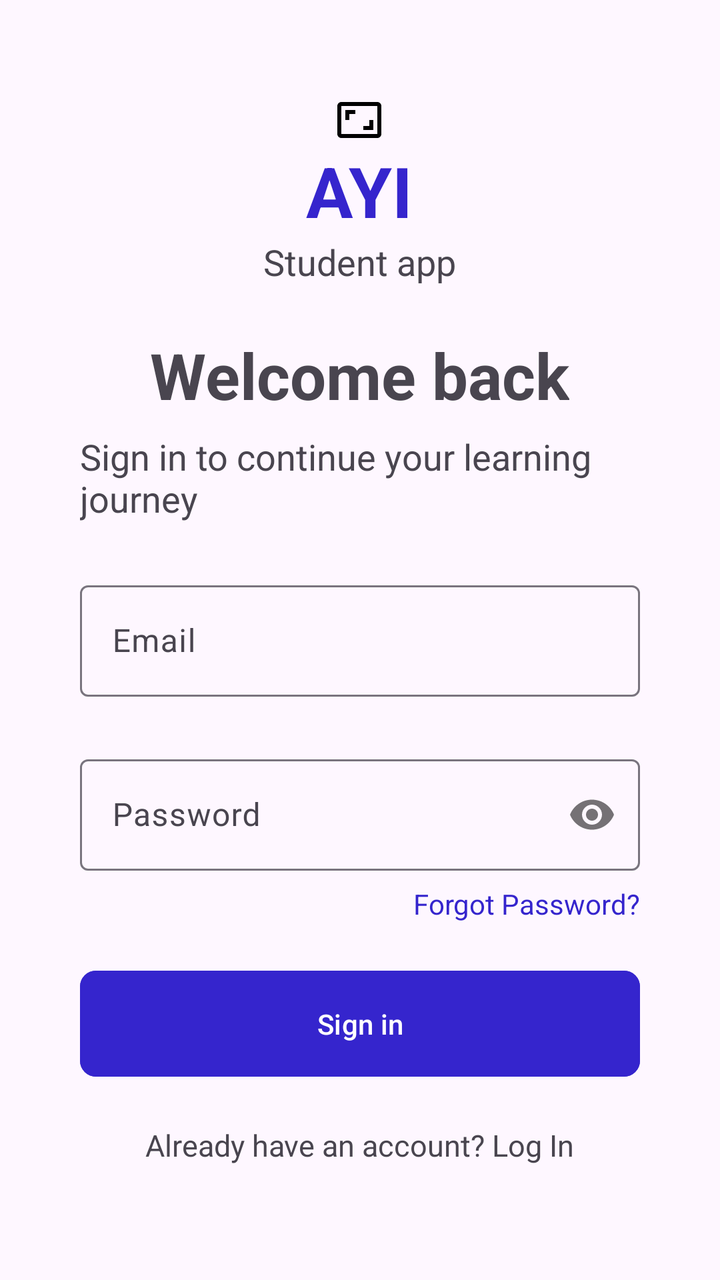
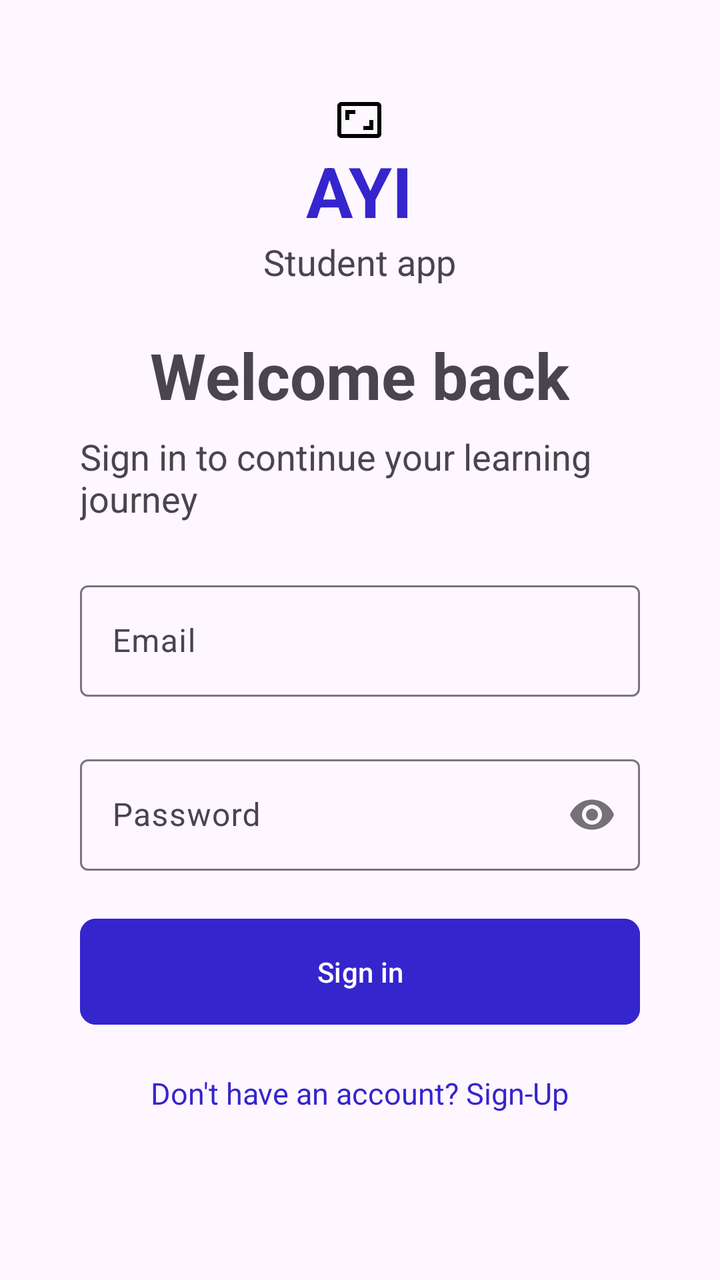

The first picture is an Android layout as it rendered before a commit; the second is the same layout after the commit. The layout source and the unified diff follow.
<!-- AndroidManifest.xml: application theme Theme.MyTutor -->
<!-- res/layout/activity_login.xml -->
<?xml version="1.0" encoding="utf-8"?>
<LinearLayout
    xmlns:android="http://schemas.android.com/apk/res/android"
    xmlns:app="http://schemas.android.com/apk/res-auto"
    xmlns:tools="http://schemas.android.com/tools"
    android:id="@+id/main"
    android:layout_width="match_parent"
    android:layout_height="match_parent"
    android:orientation="vertical"
    tools:context=".LoginActivity">


    <TextView
        android:layout_width="wrap_content"
        android:layout_height="wrap_content"
        android:text="AYI"
        android:textStyle="bold"
        android:textColor="@color/btn"
        android:drawableTop="@drawable/outline_aspect_ratio_24"
        android:textAllCaps="true"
        android:textSize="35sp"
        android:layout_marginTop="48dp"
        android:layout_gravity="center"/>
    <TextView
        android:layout_width="wrap_content"
        android:layout_height="wrap_content"
        android:layout_gravity="center"
        android:text="Student app"
        android:textSize="18sp"
        android:layout_marginHorizontal="40dp"/>


    <TextView
        android:layout_width="wrap_content"
        android:layout_height="wrap_content"
        android:text="Welcome back"
        android:textSize="32sp"
        android:layout_gravity="center"
        android:textStyle="bold"
        android:layout_marginTop="23dp"
        android:layout_marginHorizontal="40dp"/>
    <TextView
        android:layout_width="wrap_content"
        android:layout_height="wrap_content"
        android:text="Sign in to continue your learning journey"
        android:textSize="18sp"
        android:layout_marginTop="7.1dp"
        android:layout_marginHorizontal="40dp"/>



    <com.google.android.material.textfield.TextInputLayout
        android:layout_width="match_parent"
        android:layout_marginHorizontal="40dp"
        android:layout_marginTop="26dp"
        android:layout_height="wrap_content">
        <com.google.android.material.textfield.TextInputEditText
            android:id="@+id/email"
            android:layout_width="match_parent"
            android:layout_height="wrap_content"
            android:textColor="@color/textInput"
            android:inputType="textEmailAddress"
            android:hint="Email"/>
    </com.google.android.material.textfield.TextInputLayout>

    <com.google.android.material.textfield.TextInputLayout
        android:layout_width="match_parent"
        android:layout_marginHorizontal="40dp"
        android:layout_marginTop="26dp"
        app:passwordToggleEnabled="true"
        android:layout_height="wrap_content">
        <com.google.android.material.textfield.TextInputEditText
            android:id="@+id/password"
            android:layout_width="match_parent"
            android:layout_height="wrap_content"
            android:textColor="@color/textInput"
            android:inputType="textPassword"
            android:hint="Password"/>
    </com.google.android.material.textfield.TextInputLayout>

    <TextView
        android:layout_width="wrap_content"
        android:layout_height="wrap_content"
        android:id="@+id/forgot"
        android:text="Forgot Password?"
        android:textColor="@color/btn"
        android:textSize="14sp"
        android:layout_gravity="end"
        android:layout_marginTop="7.1dp"
        android:clickable="true"
        android:layout_marginHorizontal="40dp"/>

    <com.google.android.material.button.MaterialButton
        android:layout_width="match_parent"
        android:id="@+id/loginBtn"
        android:layout_height="61dp"
        android:layout_marginHorizontal="40dp"
        android:layout_marginTop="20dp"
        android:text="Sign in"
        android:backgroundTint="@color/btn"
        app:cornerRadius="8dp" />


    <TextView
        android:layout_width="wrap_content"
        android:layout_height="wrap_content"
        android:id="@+id/register"
        android:text="Already have an account? Log In"
        android:textSize="15sp"
        android:layout_gravity="center"
        android:layout_marginTop="20dp"
        android:clickable="true"
        android:layout_marginHorizontal="40dp"/>

</LinearLayout>
<!-- resources referenced by this layout -->
<resources>
  <color name="btn">#3525CD</color>
  <color name="textInput">#464555</color>
  <!-- drawable outline_aspect_ratio_24 (drawable) -->
  <vector xmlns:android="http://schemas.android.com/apk/res/android" android:height="24dp" android:tint="#000000" android:viewportHeight="24" android:viewportWidth="24" android:width="24dp">
        
      <path android:fillColor="@android:color/white" android:pathData="M19,12h-2v3h-3v2h5v-5zM7,9h3L10,7L5,7v5h2L7,9zM21,3L3,3c-1.1,0 -2,0.9 -2,2v14c0,1.1 0.9,2 2,2h18c1.1,0 2,-0.9 2,-2L23,5c0,-1.1 -0.9,-2 -2,-2zM21,19.01L3,19.01L3,4.99h18v14.02z"/>
      
  </vector>
  <style name="Theme.MyTutor" parent="Base.Theme.MyTutor" />
  <style name="Base.Theme.MyTutor" parent="Theme.Material3.DayNight.NoActionBar">
          
          
      </style>
</resources>

<!-- the commit's change to res/layout/activity_login.xml (unified diff, before → after) -->
@@ -78,17 +78,17 @@
             android:hint="Password"/>
     </com.google.android.material.textfield.TextInputLayout>
 
-    <TextView
-        android:layout_width="wrap_content"
-        android:layout_height="wrap_content"
-        android:id="@+id/forgot"
-        android:text="Forgot Password?"
-        android:textColor="@color/btn"
-        android:textSize="14sp"
-        android:layout_gravity="end"
-        android:layout_marginTop="7.1dp"
-        android:clickable="true"
-        android:layout_marginHorizontal="40dp"/>
+
+
+
+
+
+
+
+
+
+
+
 
     <com.google.android.material.button.MaterialButton
         android:layout_width="match_parent"
@@ -105,10 +105,11 @@
         android:layout_width="wrap_content"
         android:layout_height="wrap_content"
         android:id="@+id/register"
-        android:text="Already have an account? Log In"
+        android:text="Don't have an account? Sign-Up"
         android:textSize="15sp"
         android:layout_gravity="center"
         android:layout_marginTop="20dp"
+        android:textColor="@color/btn"
         android:clickable="true"
         android:layout_marginHorizontal="40dp"/>
 
